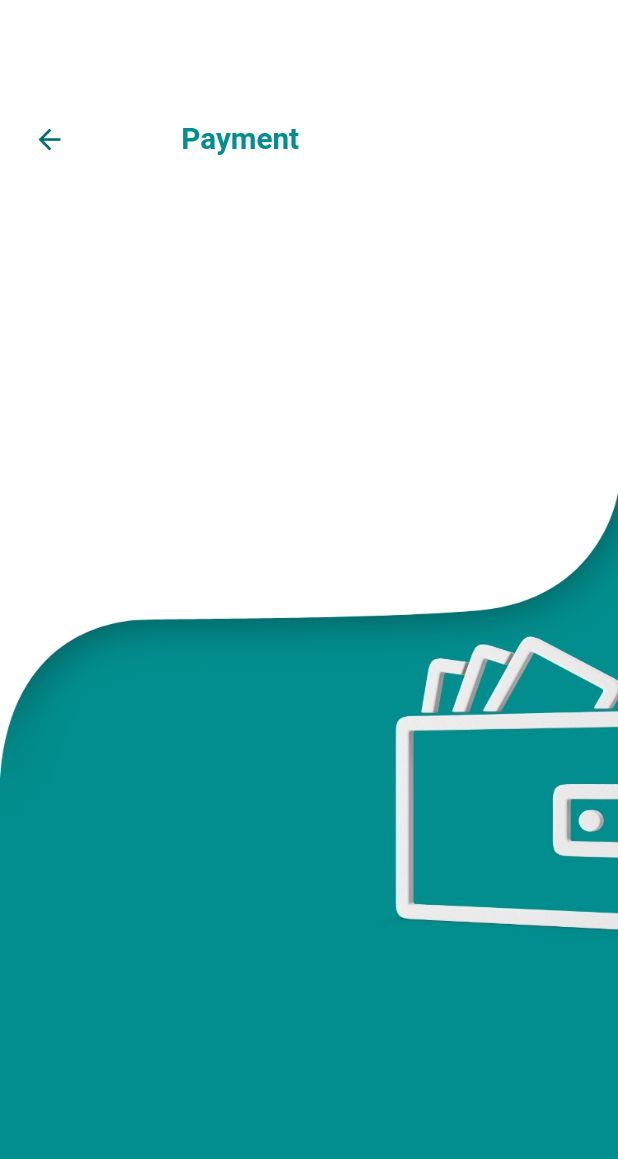
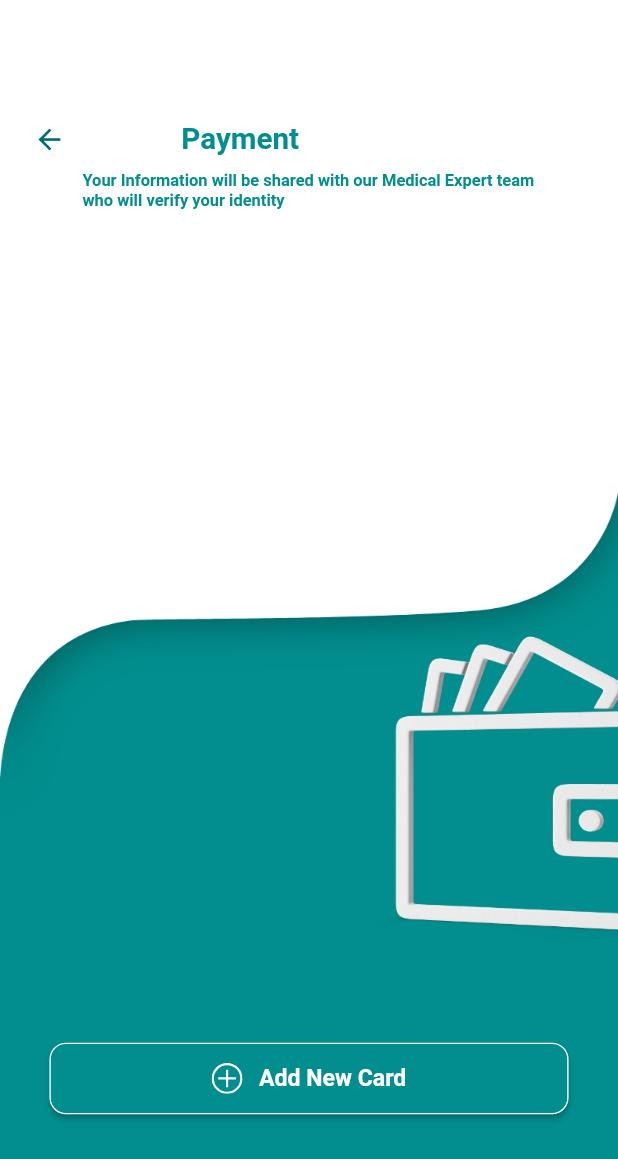
Before and after one commit to Mariam-Awad/Doctor, a Flutter app: the PaymentScreen screen opened by its route, on a phone screen of 412 x 824 dp. Shown: the top 1159 px of the screen. Run offline on Flutter 3.47's test engine with Material 2 defaults, Android fonts, the phone set to English and light mode, and no system bars; our stand-ins replace curved_navigation_bar, dio, dotted_border, flutter_otp_text_field, flutter_screenutil, flutter_svg; missing offline and left inert: flutter_rounded_date_picker; generated files the repository leaves out were written again; Roboto replaces fonts that are missing (Lato-Bold).

Commit message:
prepare payment screen

```diff
--- a/lib/core/components/visa_component.dart
+++ b/lib/core/components/visa_component.dart
@@ -27,7 +27,7 @@ class VisaComponent extends StatelessWidget {
   @override
   Widget build(BuildContext context) {
     return Container(
-      padding: EdgeInsets.all(10.0),
+      padding: EdgeInsets.all(10.0.sp),
       width: widthContainer,
       height: heightContainer,
       decoration: BoxDecoration(
@@ -65,20 +65,35 @@ class VisaComponent extends StatelessWidget {
             children: [
               Column(
                 children: [
-                  Text('Card Holder',
+                  Text(
+                    'Card Holder',
                     textAlign: TextAlign.center,
                     style: AppStylesUtil.textRegularStyle(
-                          8.sp, AppColorUtil.textgrey, FontWeight.bold)),
-                  Text(name,
+                      8.sp,
+                      AppColorUtil.textgrey,
+                      FontWeight.bold,
+                    ),
+                  ),
+                  Text(
+                    name,
                     textAlign: TextAlign.center,
                     style: AppStylesUtil.textRegularStyle(
-                          9.sp, AppColorUtil.white, FontWeight.w400)),
+                      9.sp,
+                      AppColorUtil.white,
+                      FontWeight.w400,
+                    ),
+                  ),
                 ],
               ),
-              Text(duedate,
+              Text(
+                duedate,
                 textAlign: TextAlign.center,
                 style: AppStylesUtil.textRegularStyle(
-                      9.sp, AppColorUtil.white, FontWeight.w400)),
+                  9.sp,
+                  AppColorUtil.white,
+                  FontWeight.w400,
+                ),
+              ),
             ],
           )
         ],
--- a/lib/presentation/screens/payment_screen.dart
+++ b/lib/presentation/screens/payment_screen.dart
@@ -1,10 +1,14 @@
 import 'package:doctor/config/routes/app_navigation_manager.dart';
 import 'package:doctor/config/screen_resizer.dart';
 import 'package:doctor/core/utils/app_assets_util.dart';
+import 'package:doctor/core/utils/app_colors_util.dart';
+import 'package:doctor/core/utils/app_styles_util.dart';
 import 'package:doctor/presentation/widgets/app_back_btn_widget.dart';
+import 'package:doctor/presentation/widgets/app_button_widget.dart';
 import 'package:flutter/material.dart';
 import 'package:flutter_screenutil/flutter_screenutil.dart';
 import 'package:flutter_gen/gen_l10n/app_localizations.dart';
+import 'package:flutter_svg/flutter_svg.dart';
 
 class PaymentScreen extends StatelessWidget {
   const PaymentScreen({super.key});
@@ -35,7 +39,56 @@ class PaymentScreen extends StatelessWidget {
                 },
                 titleIsVisible: true,
                 title: AppLocalizations.of(context)!.payment,
-              )
+              ),
+              Padding(
+                padding: EdgeInsets.symmetric(
+                  horizontal: 30.w,
+                  vertical: 10.h,
+                ),
+                child: Text(
+                  AppLocalizations.of(context)!.your_information_will_be_shared,
+                  style: AppStylesUtil.textBoldStyle(
+                    10.sp,
+                    AppColorUtil.iconsDarkGreen,
+                    FontWeight.bold,
+                  ),
+                ),
+              ),
+              const Spacer(),
+              Padding(
+                padding:  EdgeInsets.symmetric(
+                  horizontal: 10.w,
+                ),
+                child: AppButtonWidget(
+                  onClick: () {},
+                  customChild: Row(
+                    mainAxisAlignment: MainAxisAlignment.center,
+                    children: [
+                       SvgPicture.asset(
+                        AppAssetsUtil.addAltIcon,
+                      ),
+                      10.horizontalSpace,
+                      Text(
+                        AppLocalizations.of(context)!.add_new_card,
+                        style: AppStylesUtil.textBoldStyle(
+                          14.sp,
+                          AppColorUtil.white,
+                          FontWeight.bold,
+                        ),
+                      ),
+                    ],
+                  ),
+                  border: BorderSide(
+                    color: AppColorUtil.white,
+                    width: 0.9,
+                  ),
+                  btnBackgroundColor: AppColorUtil.textDarkGreen,
+                  btnSize: Size(double.maxFinite, 47.h),
+                  btnRadius: 10.sp,
+                  width: double.maxFinite,
+                  height: 47.h,
+                ),
+              ),
             ],
           ),
         ),
--- a/lib/presentation/widgets/app_button_widget.dart
+++ b/lib/presentation/widgets/app_button_widget.dart
@@ -7,6 +7,7 @@ class AppButtonWidget extends StatelessWidget {
     required this.customChild,
     required this.btnBackgroundColor,
     this.btnPadding,
+    this.border,
     required this.btnSize,
     required this.btnRadius,
     Key? key,
@@ -22,6 +23,7 @@ class AppButtonWidget extends StatelessWidget {
   final double btnRadius;
   final double width;
   final double height;
+  final BorderSide? border ;
   @override
   Widget build(BuildContext context) {
     return SizedBox(
@@ -33,6 +35,7 @@ class AppButtonWidget extends StatelessWidget {
           backgroundColor: btnBackgroundColor,
           padding: btnPadding,
           fixedSize: btnSize,
+          side:border,
           shape: RoundedRectangleBorder(
             borderRadius: BorderRadius.circular(btnRadius),
           ),
```
Also changed, not shown: lib/presentation/helpers/user_profile_details_screen_helper.dart (+9 -9 lines). Lines whose indentation alone changed are shown as unchanged.
